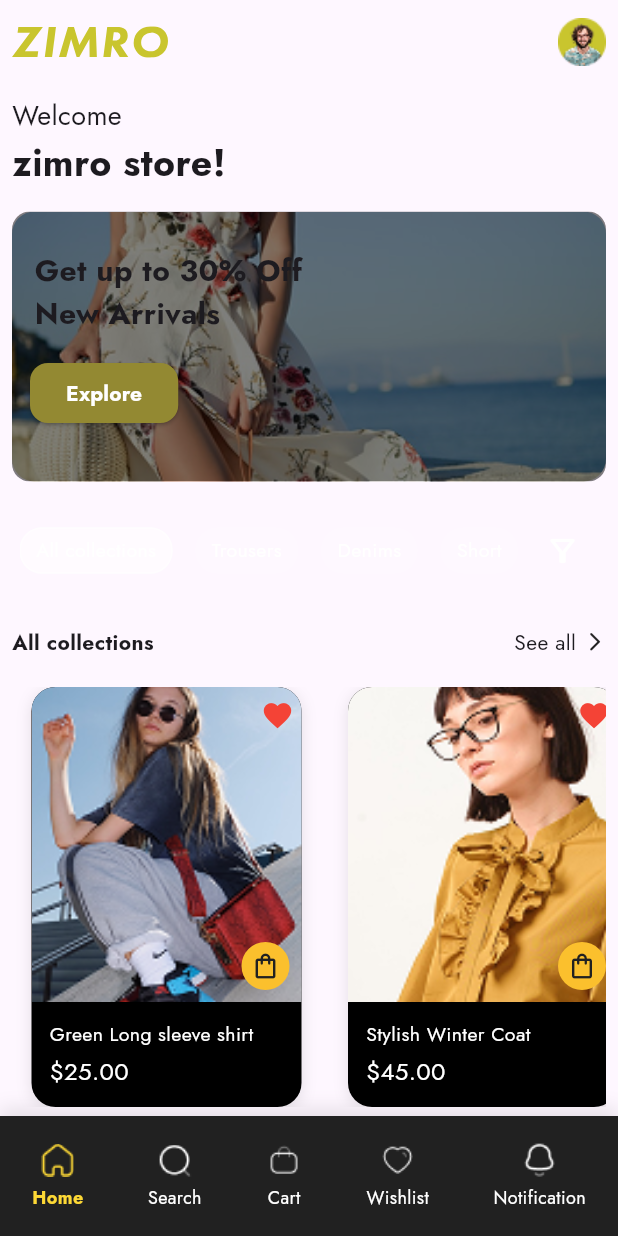
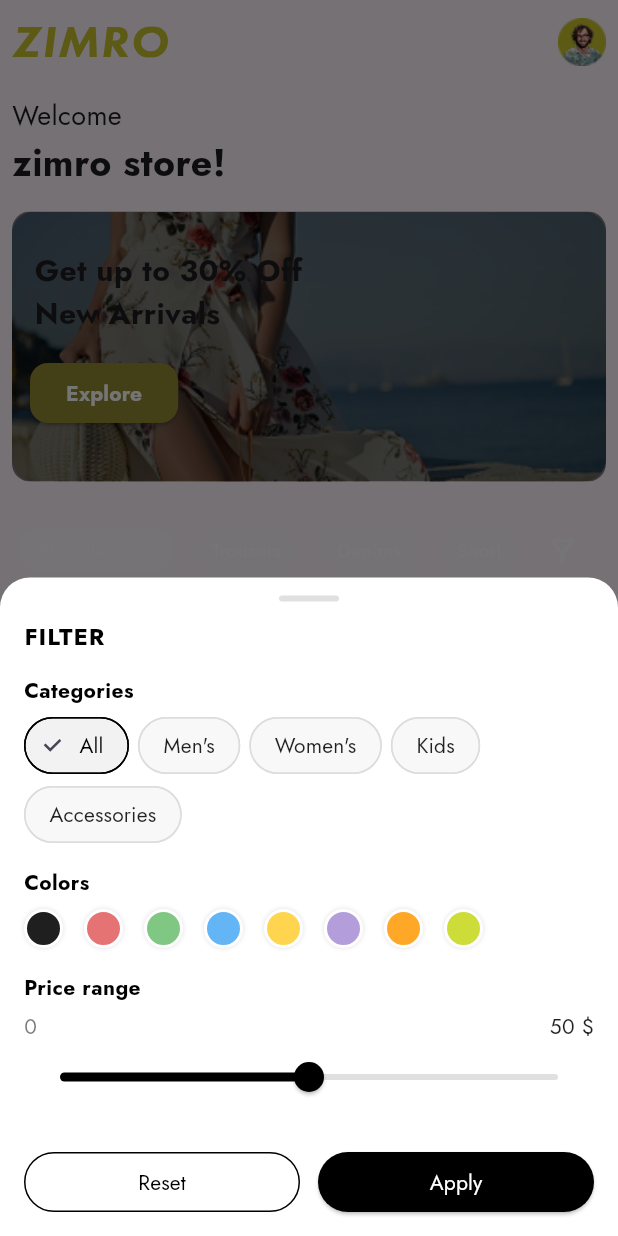
Before and after one commit to Mostafaghozy/fashion_App, a Flutter app: the screen it shows after launch, after a tap on the "filter alt" icon, on a phone screen of 412 x 824 dp. Run offline on Flutter 3.47's test engine with Material 3 defaults, Android fonts, the phone set to English and light mode, and no system bars; our stand-ins replace device_preview, flutter_svg, google_sign_in.

Commit message:
createFilterSheet

```diff
--- a/lib/Ui/widgets/CollectionsFilterBar.dart
+++ b/lib/Ui/widgets/CollectionsFilterBar.dart
@@ -1,4 +1,5 @@
 import 'package:flutter/material.dart';
+import 'package:e_commerce/Ui/widgets/HomeFilterSheet.dart';
 
 class CollectionsFilterBar extends StatefulWidget {
   const CollectionsFilterBar({super.key});
@@ -72,7 +73,14 @@ class _CollectionsFilterBarState extends State<CollectionsFilterBar> {
           ),
           IconButton(
             icon: const Icon(Icons.filter_alt_outlined, color: Colors.white),
-            onPressed: () {},
+            onPressed: () {
+              showModalBottomSheet(
+                context: context,
+                isScrollControlled: true,
+                backgroundColor: Colors.transparent,
+                builder: (ctx) => const HomeFilterSheet(),
+              );
+            },
           ),
         ],
       ),
--- /dev/null
+++ b/lib/Ui/widgets/HomeFilterSheet.dart
@@ -0,0 +1,285 @@
+import 'package:flutter/material.dart';
+
+class HomeFilterSheet extends StatefulWidget {
+  const HomeFilterSheet({super.key});
+
+  @override
+  State<HomeFilterSheet> createState() => _HomeFilterSheetState();
+}
+
+class _HomeFilterSheetState extends State<HomeFilterSheet> {
+  final List<String> categories = [
+    'All',
+    "Men's",
+    "Women's",
+    'Kids',
+    'Accessories',
+  ];
+
+  final List<Color> colorOptions = const [
+    Color(0xFF1F1F1F),
+    Color(0xFFE57373),
+    Color(0xFF81C784),
+    Color(0xFF64B5F6),
+    Color(0xFFFFD54F),
+    Color(0xFFB39DDB),
+    Color(0xFFFFA726),
+    Color(0xFFCDDC39),
+  ];
+
+  String selectedCategory = 'All';
+  int? selectedColorIndex;
+  double maxPrice = 50;
+  int selectedRating = 4; // 4 & up by default
+
+  @override
+  Widget build(BuildContext context) {
+    final bottomInset = MediaQuery.of(context).viewInsets.bottom;
+    return SafeArea(
+      top: false,
+      child: Container(
+        decoration: const BoxDecoration(
+          color: Colors.white,
+          borderRadius: BorderRadius.vertical(top: Radius.circular(20)),
+        ),
+        padding: EdgeInsets.fromLTRB(16, 12, 16, 12 + bottomInset),
+        child: SingleChildScrollView(
+          child: Column(
+            mainAxisSize: MainAxisSize.min,
+            crossAxisAlignment: CrossAxisAlignment.start,
+            children: [
+              Center(
+                child: Container(
+                  width: 40,
+                  height: 4,
+                  margin: const EdgeInsets.only(bottom: 12),
+                  decoration: BoxDecoration(
+                    color: Colors.black12,
+                    borderRadius: BorderRadius.circular(2),
+                  ),
+                ),
+              ),
+              const Text(
+                'FILTER',
+                style: TextStyle(
+                  fontSize: 16,
+                  fontWeight: FontWeight.w700,
+                  color: Colors.black,
+                  letterSpacing: 0.6,
+                ),
+              ),
+              const SizedBox(height: 14),
+              _buildSectionTitle('Categories'),
+              const SizedBox(height: 8),
+              Wrap(
+                spacing: 6,
+                runSpacing: 8,
+                children: [
+                  for (final c in categories)
+                    ChoiceChip(
+                      label: Text(c),
+                      selected: selectedCategory == c,
+                      onSelected: (_) => setState(() => selectedCategory = c),
+                      labelStyle: TextStyle(
+                        color: selectedCategory == c
+                            ? Colors.black
+                            : Colors.black87,
+                        fontWeight: FontWeight.w500,
+                      ),
+                      selectedColor: const Color(0xFFF2F2F2),
+                      backgroundColor: const Color(0xFFF8F8F8),
+                      shape: RoundedRectangleBorder(
+                        side: BorderSide(
+                          color: selectedCategory == c
+                              ? Colors.black
+                              : const Color(0xFFDDDDDD),
+                        ),
+                        borderRadius: BorderRadius.circular(20),
+                      ),
+                      materialTapTargetSize: MaterialTapTargetSize.shrinkWrap,
+                    ),
+                ],
+              ),
+              const SizedBox(height: 16),
+              _buildSectionTitle('Colors'),
+              const SizedBox(height: 8),
+              Wrap(
+                spacing: 14,
+                children: [
+                  for (int i = 0; i < colorOptions.length; i++)
+                    _ColorDot(
+                      color: colorOptions[i],
+                      selected: selectedColorIndex == i,
+                      onTap: () => setState(() => selectedColorIndex = i),
+                    ),
+                ],
+              ),
+              const SizedBox(height: 16),
+              _buildSectionTitle('Price range'),
+              const SizedBox(height: 6),
+              Row(
+                mainAxisAlignment: MainAxisAlignment.spaceBetween,
+                children: [
+                  const Text('0', style: TextStyle(color: Colors.black54)),
+                  Text(
+                    '${maxPrice.toInt()} \$',
+                    style: const TextStyle(color: Colors.black87),
+                  ),
+                ],
+              ),
+              Slider(
+                value: maxPrice,
+                min: 0,
+                max: 100,
+                activeColor: Colors.black,
+                inactiveColor: Colors.black12,
+                onChanged: (v) => setState(() => maxPrice = v),
+              ),
+              const SizedBox(height: 6),
+              // _buildSectionTitle('Customer reviews'),
+              // const SizedBox(height: 6),
+              // for (int r = 4; r >= 2; r--)
+              //   _RatingRow(
+              //     rating: r,
+              //     selected: selectedRating == r,
+              //     onChanged: () => setState(() => selectedRating = r),
+              //   ),
+              const SizedBox(height: 16),
+              Row(
+                children: [
+                  Expanded(
+                    child: OutlinedButton(
+                      onPressed: () {
+                        setState(() {
+                          selectedCategory = 'All';
+                          selectedColorIndex = null;
+                          maxPrice = 50;
+                          selectedRating = 4;
+                        });
+                      },
+                      style: OutlinedButton.styleFrom(
+                        foregroundColor: Colors.black,
+                        side: const BorderSide(color: Colors.black),
+                      ),
+                      child: const Text('Reset'),
+                    ),
+                  ),
+                  const SizedBox(width: 12),
+                  Expanded(
+                    child: ElevatedButton(
+                      onPressed: () => Navigator.of(context).maybePop(),
+                      style: ElevatedButton.styleFrom(
+                        backgroundColor: Colors.black,
+                        foregroundColor: Colors.white,
+                      ),
+                      child: const Text('Apply'),
+                    ),
+                  ),
+                ],
+              ),
+            ],
+          ),
+        ),
+      ),
+    );
+  }
+
+  Widget _buildSectionTitle(String title) {
+    return Text(
+      title,
+      style: const TextStyle(
+        fontSize: 14,
+        fontWeight: FontWeight.w700,
+        color: Colors.black,
+      ),
+    );
+  }
+}
+
+class _ColorDot extends StatelessWidget {
+  final Color color;
+  final bool selected;
+  final VoidCallback onTap;
+
+  const _ColorDot({
+    required this.color,
+    required this.selected,
+    required this.onTap,
+  });
+
+  @override
+  Widget build(BuildContext context) {
+    return GestureDetector(
+      onTap: onTap,
+      child: Container(
+        width: 26,
+        height: 26,
+        decoration: BoxDecoration(
+          shape: BoxShape.circle,
+          color: color,
+          border: Border.all(
+            color: selected ? Colors.black : Colors.white,
+            width: 2,
+          ),
+          boxShadow: const [BoxShadow(color: Colors.black12, blurRadius: 2)],
+        ),
+        child: selected
+            ? const Icon(Icons.check, size: 14, color: Colors.white)
+            : null,
+      ),
+    );
+  }
+}
+
+// class _RatingRow extends StatelessWidget {
+//   final int rating; // 2..4 shown as sample
+//   final bool selected;
+//   final VoidCallback onChanged;
+
+//   const _RatingRow({
+//     required this.rating,
+//     required this.selected,
+//     required this.onChanged,
+//   });
+
+//   @override
+//   Widget build(BuildContext context) {
+//     return Padding(
+//       padding: const EdgeInsets.symmetric(vertical: 6),
+//       child: Row(
+//         children: [
+//           Row(
+//             mainAxisSize: MainAxisSize.min,
+//             children: [
+//               for (int i = 1; i <= 5; i++)
+//                 Icon(
+//                   i <= rating ? Icons.star : Icons.star_border,
+//                   size: 18,
+//                   color: Colors.black,
+//                 ),
+//             ],
+//           ),
+//           const SizedBox(width: 6),
+//           const Text('& up', style: TextStyle(color: Colors.black87)),
+//           const Spacer(),
+//           RadioTheme(
+//             data: RadioThemeData(
+//               fillColor: MaterialStateProperty.resolveWith((states) {
+//                 if (states.contains(MaterialState.selected)) {
+//                   return Colors.black;
+//                 }
+//                 return Colors.black54; // visible ring when unselected
+//               }),
+//               materialTapTargetSize: MaterialTapTargetSize.shrinkWrap,
+//             ),
+//             child: Radio<int>(
+//               value: rating,
+//               groupValue: selected ? rating : null,
+//               onChanged: (_) => onChanged(),
+//             ),
+//           ),
+//         ],
+//       ),
+//     );
+//   }
+// }
--- a/lib/main.dart
+++ b/lib/main.dart
@@ -5,10 +5,10 @@ import 'package:flutter/foundation.dart';
 import 'package:flutter/material.dart';
 
 void main() => runApp(
-  DevicePreview(
-    enabled: !kReleaseMode,
-    builder: (context) => MyApp(), // Wrap your app
-  ),
+  // DevicePreview(
+  //   enabled: !kReleaseMode,
+  //   builder: (context) => MyApp(),
+  MyApp(), // Wrap your app
 );
 
 class MyApp extends StatelessWidget {
@@ -18,8 +18,8 @@ class MyApp extends StatelessWidget {
   Widget build(BuildContext context) {
     return MaterialApp(
       useInheritedMediaQuery: true,
-      locale: DevicePreview.locale(context),
-      builder: DevicePreview.appBuilder,
+      // locale: DevicePreview.locale(context),
+      // builder: DevicePreview.appBuilder,
       debugShowCheckedModeBanner: false,
       title: "Fashion App",
       themeMode: ThemeMode.system,
```
